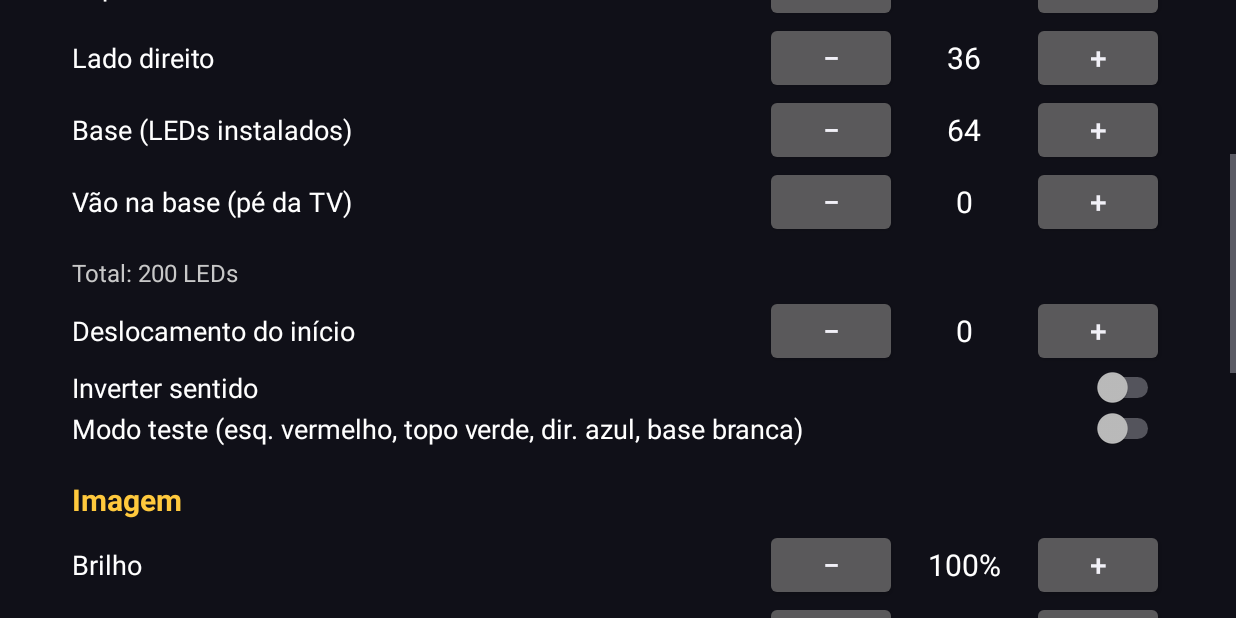
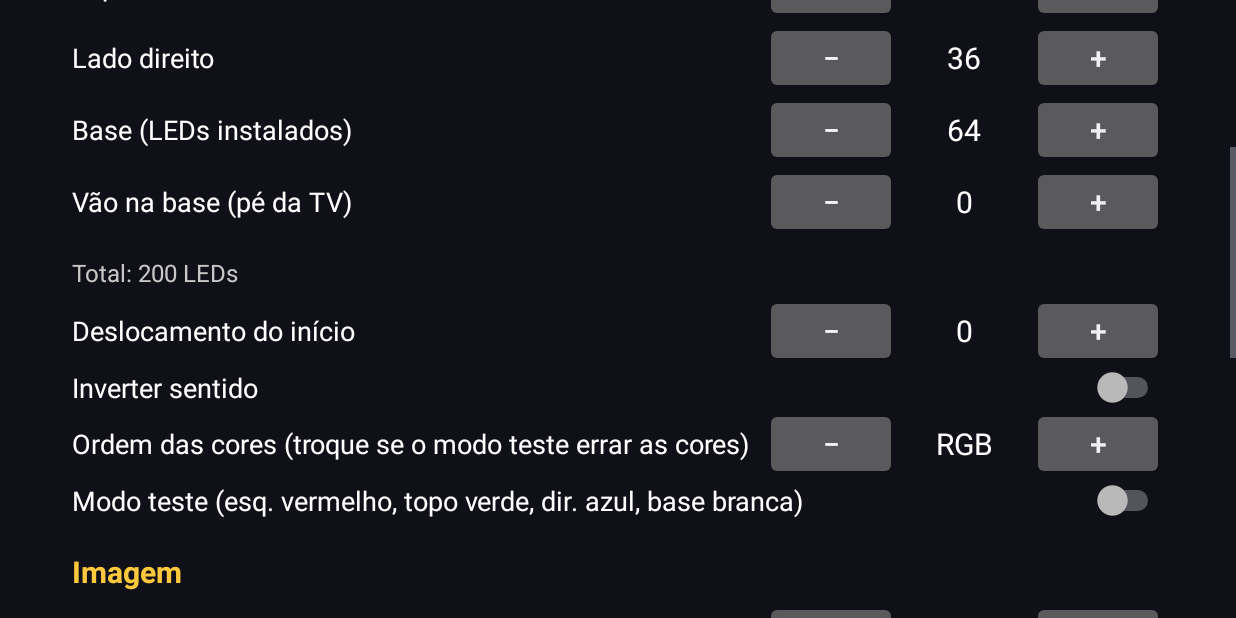
Before and after one commit to nosmika-sys/ambilight-tv, an Android app: the screen it shows after launch (MainActivity), scrolled down 288 dp, on a phone screen of 824 x 412 dp (held sideways). Run offline under Robolectric (Android 15) with nearby library versions, the phone set to English and light mode, and no system bars.

Commit message:
Add files via upload

```diff
--- a/android/app/src/main/java/com/ambilight/tv/Config.kt
+++ b/android/app/src/main/java/com/ambilight/tv/Config.kt
@@ -36,6 +36,7 @@ class Config(
     val baud: Int,
     val autoStart: Boolean,
     val testMode: Boolean,
+    val colorOrder: Int,   // indice em COLOR_ORDERS: ordem em que R, G e B sao enviados
 ) {
     val mapping: Mapping = buildMapping()
     val gammaLut: IntArray = IntArray(256) { i ->
@@ -109,8 +110,11 @@ class Config(
         const val K_BAUD = "baud"
         const val K_AUTOSTART = "autostart"
         const val K_TEST = "test_mode"
+        const val K_ORDER = "color_order"
 
         const val PREFS = "ambilight"
+        /** Ordem dos canais enviados. Corrige a fita sem regravar o ESP32. */
+        val COLOR_ORDERS = arrayOf("RGB", "RBG", "GRB", "GBR", "BRG", "BGR")
         val BAUDS = intArrayOf(115200, 230400, 460800, 500000, 921600, 1000000, 2000000)
 
         /** Padrao pensado para TV de 50" com fita de 60 LEDs/m */
@@ -140,6 +144,7 @@ class Config(
             baud = int(p, K_BAUD),
             autoStart = p.getBoolean(K_AUTOSTART, true),
             testMode = p.getBoolean(K_TEST, false),
+            colorOrder = p.getInt(K_ORDER, 0).coerceIn(0, COLOR_ORDERS.size - 1),
         )
     }
 }
--- a/android/app/src/main/java/com/ambilight/tv/MainActivity.kt
+++ b/android/app/src/main/java/com/ambilight/tv/MainActivity.kt
@@ -172,6 +172,7 @@ class MainActivity : Activity() {
         root.addView(totalText)
         root.addView(stepper("Deslocamento do início", Config.K_OFFSET, -300, 300, 1))
         root.addView(toggleRow("Inverter sentido", Config.K_REVERSE, false))
+        root.addView(orderRow())
         root.addView(toggleRow("Modo teste (esq. vermelho, topo verde, dir. azul, base branca)", Config.K_TEST, false))
 
         root.addView(section("Imagem"))
@@ -249,6 +250,28 @@ class MainActivity : Activity() {
         return r
     }
 
+    private fun orderRow(): View {
+        val r = row("Ordem das cores (troque se o modo teste errar as cores)")
+        val value = TextView(this).apply {
+            textSize = 20f
+            setTextColor(Color.WHITE)
+            gravity = Gravity.CENTER
+            minWidth = dp(90)
+        }
+        fun idx() = prefs.getInt(Config.K_ORDER, 0).coerceIn(0, Config.COLOR_ORDERS.size - 1)
+        fun show() { value.text = Config.COLOR_ORDERS[idx()] }
+        fun change(d: Int) {
+            val n = Config.COLOR_ORDERS.size
+            prefs.edit().putInt(Config.K_ORDER, (idx() + d + n) % n).apply()
+            show()
+        }
+        r.addView(Button(this).apply { text = "−"; textSize = 20f; setOnClickListener { change(-1) } })
+        r.addView(value)
+        r.addView(Button(this).apply { text = "+"; textSize = 20f; setOnClickListener { change(1) } })
+        show()
+        return r
+    }
+
     private fun baudRow(): View {
         val r = row("Velocidade da USB (igual ao firmware)")
         val value = TextView(this).apply {
```
Also changed, not shown: android/app/src/main/java/com/ambilight/tv/AmbilightService.kt (+16 -6 lines).
